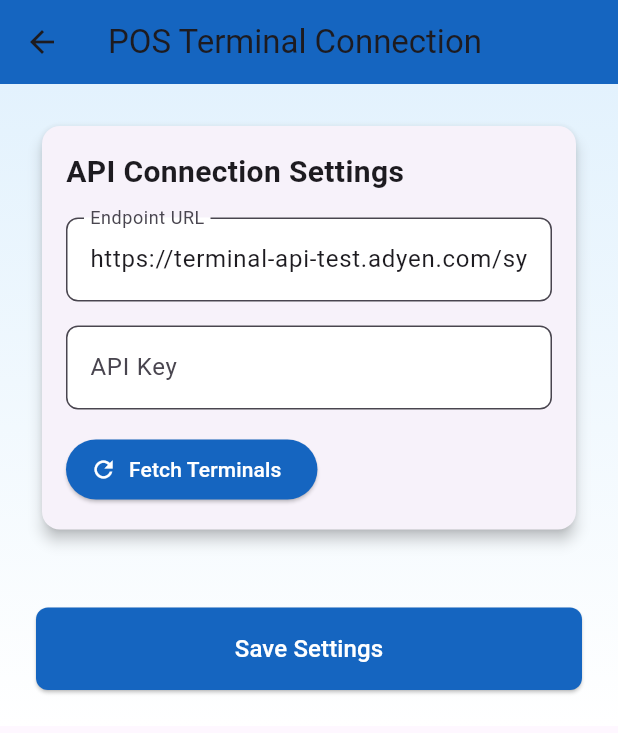
After one commit to aronohilm/Straumur, a Flutter app: the SettingsPage screen opened directly, after a tap on "POS Terminal Connection", on a phone screen of 412 x 824 dp. The commit adds this screen. Shown: the top 733 px of the screen. Run offline on Flutter 3.47's test engine with Material 3 defaults, Android fonts, the phone set to English and light mode, and no system bars; our stand-ins replace fluttertoast, shared_preferences; accounts and stored records are empty.

Commit message:
feat(terminal): add terminal connection page and refactor settings
Introduce a new `TerminalConnectionPage` to manage POS terminal connections, including fetching and saving terminal settings. Refactor the `SettingsPage` to redirect terminal management to the new page. Update UI elements in `main.dart` to use the new terminal settings and improve styling. Add an asset for the terminal symbol and configure the pubspec.yaml to include the assets directory.

```diff
--- a/lib/main.dart
+++ b/lib/main.dart
@@ -142,6 +142,12 @@ class _PaymentScreenState extends State<PaymentScreen> {
       _isLoading = true;
       _response = 'Sending...';
     });
+
+    // Load saved settings
+    final prefs = await SharedPreferences.getInstance();
+    final endpoint = prefs.getString('endpoint') ?? _url;
+    final apiKey = prefs.getString('api_key') ?? _apiKey;
+    final poiId = prefs.getString('selected_terminal') ?? _poiId;
 
     final now = DateTime.now().toUtc();
     final saleId = 'FlutterTest${_saleCounter.toString().padLeft(3, '0')}';
@@ -290,19 +296,18 @@ class _PaymentScreenState extends State<PaymentScreen> {
               child: Row(
                 mainAxisAlignment: MainAxisAlignment.spaceBetween,
                 children: [
-                  // Replace merchant store name with "MERCHANT" in all caps
-                  const Text(
-                    "MERCHANT",
-                    style: TextStyle(
-                      color: Colors.white,
-                      fontSize: 22,
-                      fontWeight: FontWeight.bold,
+                  // Make the image smaller
+                  SizedBox(
+                    width: 60, // Reduced from 80 to 60
+                    child: Image.asset(
+                      'assets/images/Straumur_Symbol_Neon.png',
+                      height: 25, // Reduced from 30 to 25
+                      fit: BoxFit.contain,
                     ),
                   ),
                   Text(_currentTime, style: const TextStyle(color: Colors.white, fontSize: 22)),
                   Row(
                     children: [
-                      const Icon(Icons.wifi, color: Colors.lightGreenAccent, size: 12),
                       const SizedBox(width: 4),
                       GestureDetector(
                         onTap: () {
@@ -312,7 +317,11 @@ class _PaymentScreenState extends State<PaymentScreen> {
                         },
                         child: const Text(
                           'straumur',
-                          style: TextStyle(color: Colors.lightGreenAccent, decoration: TextDecoration.underline, fontSize: 18),
+                          style: TextStyle(
+                            color: Color(0xFFDAFDA3), // Changed from Colors.lightGreenAccent to #DAFDA3
+                            decoration: TextDecoration.underline,
+                            fontSize: 18
+                          ),
                         ),
                       ),
                     ],
@@ -390,14 +399,14 @@ class _PaymentScreenState extends State<PaymentScreen> {
             ),
 
             // Reduce height between keypad and send button
-            const SizedBox(height: 20), // Reduced from 60 to 20
+            const SizedBox(height: 40), // Reduced from 60 to 20
 
             // Reduce the height of the send button
             Padding(
               padding: const EdgeInsets.all(10), // Keep at 10
               child: SizedBox(
                 width: double.infinity,
-                height: 60, // Reduced from 70 to 60
+                height: 50, // Reduced from 70 to 60
                 child: ElevatedButton(
                   onPressed: _isLoading ? null : _sendPayment,
                   style: ElevatedButton.styleFrom(
--- a/lib/settings.dart
+++ b/lib/settings.dart
@@ -4,6 +4,7 @@ import 'dart:convert';
 import 'package:flutter/services.dart' show rootBundle;
 import 'logs_page.dart';
 import 'login_page.dart';
+import 'terminal_connection_page.dart';  // Make sure this import is added
 
 class SettingsPage extends StatefulWidget {
   const SettingsPage({super.key});
@@ -13,105 +14,49 @@ class SettingsPage extends StatefulWidget {
 }
 
 class _SettingsPageState extends State<SettingsPage> {
-  List<String> _posTerminals = [];
-  String? _selectedTerminal;
-
   @override
   void initState() {
     super.initState();
-    _fetchTerminals();
-    _loadSelectedTerminal();
-  }
-
-  Future<void> _fetchTerminals() async {
-    // Replace with your API call if needed
-    final String data = await rootBundle.loadString('assets/terminals.json');
-    final List<dynamic> terminals = jsonDecode(data);
-    setState(() {
-      _posTerminals = terminals.cast<String>();
-      if (_posTerminals.isNotEmpty && _selectedTerminal == null) {
-        _selectedTerminal = _posTerminals[0];
-      }
-    });
-  }
-
-  Future<void> _loadSelectedTerminal() async {
-    final prefs = await SharedPreferences.getInstance();
-    setState(() {
-      _selectedTerminal = prefs.getString('selected_terminal') ?? _posTerminals[0];
-    });
-  }
-
-  Future<void> _saveSelectedTerminal(String? terminal) async {
-    final prefs = await SharedPreferences.getInstance();
-    if (terminal != null) {
-      await prefs.setString('selected_terminal', terminal);
-    }
+    // Removed terminal loading methods
   }
 
   @override
   Widget build(BuildContext context) {
     return Scaffold(
       appBar: AppBar(
-        title: const Text('Settings'),
-        backgroundColor: Colors.blue[800],
+        title: const Text('Settings', style: TextStyle(color: Colors.white)),
+        leading: IconButton(
+          icon: const Icon(Icons.arrow_back, color: Colors.white),
+          onPressed: () => Navigator.of(context).pop(),
+        ),
+        backgroundColor: const Color(0xFF002244), // Match main page color
       ),
       body: Container(
-        decoration: BoxDecoration(
-          gradient: LinearGradient(
-            begin: Alignment.topCenter,
-            end: Alignment.bottomCenter,
-            colors: [Colors.blue[50]!, Colors.white],
-          ),
-        ),
+        color: const Color(0xFF002244), // Match main page background
         child: Padding(
           padding: const EdgeInsets.all(24.0),
           child: Column(
             crossAxisAlignment: CrossAxisAlignment.start,
             children: [
+              // POS Terminal Connection card
               Card(
                 elevation: 4,
                 shape: RoundedRectangleBorder(
                   borderRadius: BorderRadius.circular(12),
                 ),
-                child: Padding(
-                  padding: const EdgeInsets.all(16.0),
-                  child: Column(
-                    crossAxisAlignment: CrossAxisAlignment.start,
-                    children: [
-                      const Text(
-                        'Select POS Terminal',
-                        style: TextStyle(fontSize: 20, fontWeight: FontWeight.bold),
-                      ),
-                      const SizedBox(height: 16),
-                      DropdownButtonFormField<String>(
-                        value: _selectedTerminal,
-                        items: _posTerminals
-                            .map((terminal) => DropdownMenuItem(
-                                  value: terminal,
-                                  child: Text(terminal),
-                                ))
-                            .toList(),
-                        onChanged: (value) {
-                          setState(() {
-                            _selectedTerminal = value;
-                          });
-                          _saveSelectedTerminal(value);
-                        },
-                        decoration: InputDecoration(
-                          border: OutlineInputBorder(
-                            borderRadius: BorderRadius.circular(8),
-                          ),
-                          filled: true,
-                          fillColor: Colors.white,
-                          labelText: 'POS Terminal',
-                        ),
-                      ),
-                    ],
-                  ),
+                child: ListTile(
+                  leading: Icon(Icons.settings_remote, color: Colors.blue[800]),
+                  title: const Text('POS Terminal Connection'),
+                  trailing: const Icon(Icons.arrow_forward_ios, size: 16),
+                  onTap: () {
+                    Navigator.of(context).push(
+                      MaterialPageRoute(builder: (context) => const TerminalConnectionPage()),
+                    );
+                  },
                 ),
               ),
-              const SizedBox(height: 24),
+              const SizedBox(height: 16),
+              // Transaction Logs card
               Card(
                 elevation: 4,
                 shape: RoundedRectangleBorder(
@@ -128,9 +73,7 @@ class _SettingsPageState extends State<SettingsPage> {
                   },
                 ),
               ),
-              const Divider(height: 32),
-              // Sign Out button removed as login page is deactivated
-              // You can add more settings widgets here
+              // You can add more settings options here
             ],
           ),
         ),
--- /dev/null
+++ b/lib/terminal_connection_page.dart
@@ -0,0 +1,337 @@
+import 'package:flutter/material.dart';
+import 'package:http/http.dart' as http;
+import 'dart:convert';
+import 'package:shared_preferences/shared_preferences.dart';
+import 'package:fluttertoast/fluttertoast.dart';
+
+class TerminalConnectionPage extends StatefulWidget {
+  const TerminalConnectionPage({super.key});
+
+  @override
+  State<TerminalConnectionPage> createState() => _TerminalConnectionPageState();
+}
+
+class _TerminalConnectionPageState extends State<TerminalConnectionPage> {
+  final _formKey = GlobalKey<FormState>();
+  final TextEditingController _endpointController = TextEditingController();
+  final TextEditingController _apiKeyController = TextEditingController();
+
+  List<String> _terminals = [];
+  String? _selectedTerminal;
+  bool _isLoading = false;
+  String? _errorMessage;
+
+  @override
+  void initState() {
+    super.initState();
+    _loadSavedSettings();
+  }
+
+  Future<void> _loadSavedSettings() async {
+    setState(() {
+      _isLoading = true;
+    });
+
+    try {
+      final prefs = await SharedPreferences.getInstance();
+
+      setState(() {
+        _endpointController.text = prefs.getString('endpoint') ?? 'https://terminal-api-test.adyen.com/sync';
+        _apiKeyController.text = prefs.getString('api_key') ?? '';
+        _selectedTerminal = prefs.getString('selected_terminal');
+      });
+
+      // If we have endpoint and API key, fetch terminals
+      if (_endpointController.text.isNotEmpty && _apiKeyController.text.isNotEmpty) {
+        await _fetchTerminals();
+      }
+    } catch (e) {
+      _showToast('Error loading settings: $e');
+    } finally {
+      setState(() {
+        _isLoading = false;
+      });
+    }
+  }
+
+  Future<void> _fetchTerminals() async {
+    setState(() {
+      _isLoading = true;
+      _errorMessage = null;
+    });
+
+    try {
+      // Endpoint for getting terminals
+      final terminalsEndpoint = _endpointController.text.replaceAll('/sync', '/terminals');
+
+      final response = await http.get(
+        Uri.parse(terminalsEndpoint),
+        headers: {
+          'Content-Type': 'application/json',
+          'X-API-Key': _apiKeyController.text,
+        },
+      );
+
+      if (response.statusCode == 200) {
+        final data = jsonDecode(response.body);
+
+        if (data['terminals'] != null && data['terminals'] is List) {
+          final List<dynamic> terminalsList = data['terminals'];
+
+          setState(() {
+            _terminals = terminalsList
+                .map((terminal) => terminal['terminal_id'].toString())
+                .toList()
+                .cast<String>();
+
+            // If we have terminals and no selection yet, select the first one
+            if (_terminals.isNotEmpty && _selectedTerminal == null) {
+              _selectedTerminal = _terminals[0];
+            } else if (_selectedTerminal != null && !_terminals.contains(_selectedTerminal)) {
+              // If the previously selected terminal is no longer available
+              _selectedTerminal = _terminals.isNotEmpty ? _terminals[0] : null;
+            }
+          });
+
+          _showToast('Found ${_terminals.length} terminals');
+        } else {
+          setState(() {
+            _errorMessage = 'No terminals found in the response';
+            _terminals = [];
+          });
+        }
+      } else {
+        setState(() {
+          _errorMessage = 'Error fetching terminals: ${response.statusCode} - ${response.body}';
+          _terminals = [];
+        });
+      }
+    } catch (e) {
+      setState(() {
+        _errorMessage = 'Network error: $e';
+        _terminals = [];
+      });
+    } finally {
+      setState(() {
+        _isLoading = false;
+      });
+    }
+  }
+
+  Future<void> _saveSettings() async {
+    if (!_formKey.currentState!.validate()) {
+      return;
+    }
+
+    setState(() {
+      _isLoading = true;
+    });
+
+    try {
+      final prefs = await SharedPreferences.getInstance();
+
+      await prefs.setString('endpoint', _endpointController.text);
+      await prefs.setString('api_key', _apiKeyController.text);
+
+      if (_selectedTerminal != null) {
+        await prefs.setString('selected_terminal', _selectedTerminal!);
+      }
+
+      _showToast('Settings saved successfully');
+
+      if (!mounted) return;
+      Navigator.pop(context);
+    } catch (e) {
+      _showToast('Error saving settings: $e');
+    } finally {
+      setState(() {
+        _isLoading = false;
+      });
+    }
+  }
+
+  void _showToast(String message) {
+    Fluttertoast.showToast(
+      msg: message,
+      toastLength: Toast.LENGTH_SHORT,
+      gravity: ToastGravity.BOTTOM,
+      backgroundColor: Colors.black87,
+      textColor: Colors.white,
+    );
+  }
+
+  @override
+  Widget build(BuildContext context) {
+    return Scaffold(
+      appBar: AppBar(
+        title: const Text('POS Terminal Connection'),
+        backgroundColor: Colors.blue[800],
+      ),
+      body: Container(
+        decoration: BoxDecoration(
+          gradient: LinearGradient(
+            begin: Alignment.topCenter,
+            end: Alignment.bottomCenter,
+            colors: [Colors.blue[50]!, Colors.white],
+          ),
+        ),
+        child: Padding(
+          padding: const EdgeInsets.all(24.0),
+          child: Form(
+            key: _formKey,
+            child: SingleChildScrollView(
+              child: Column(
+                crossAxisAlignment: CrossAxisAlignment.start,
+                children: [
+                  Card(
+                    elevation: 4,
+                    shape: RoundedRectangleBorder(
+                      borderRadius: BorderRadius.circular(12),
+                    ),
+                    child: Padding(
+                      padding: const EdgeInsets.all(16.0),
+                      child: Column(
+                        crossAxisAlignment: CrossAxisAlignment.start,
+                        children: [
+                          const Text(
+                            'API Connection Settings',
+                            style: TextStyle(fontSize: 20, fontWeight: FontWeight.bold),
+                          ),
+                          const SizedBox(height: 16),
+                          TextFormField(
+                            controller: _endpointController,
+                            decoration: InputDecoration(
+                              labelText: 'Endpoint URL',
+                              border: OutlineInputBorder(
+                                borderRadius: BorderRadius.circular(8),
+                              ),
+                              filled: true,
+                              fillColor: Colors.white,
+                            ),
+                            validator: (value) {
+                              if (value == null || value.isEmpty) {
+                                return 'Please enter an endpoint URL';
+                              }
+                              if (!value.startsWith('http')) {
+                                return 'URL must start with http:// or https://';
+                              }
+                              return null;
+                            },
+                          ),
+                          const SizedBox(height: 16),
+                          TextFormField(
+                            controller: _apiKeyController,
+                            decoration: InputDecoration(
+                              labelText: 'API Key',
+                              border: OutlineInputBorder(
+                                borderRadius: BorderRadius.circular(8),
+                              ),
+                              filled: true,
+                              fillColor: Colors.white,
+                            ),
+                            obscureText: true,
+                            validator: (value) {
+                              if (value == null || value.isEmpty) {
+                                return 'Please enter an API key';
+                              }
+                              return null;
+                            },
+                          ),
+                          const SizedBox(height: 16),
+                          ElevatedButton.icon(
+                            onPressed: _isLoading ? null : _fetchTerminals,
+                            icon: const Icon(Icons.refresh),
+                            label: const Text('Fetch Terminals'),
+                            style: ElevatedButton.styleFrom(
+                              backgroundColor: Colors.blue[800],
+                              foregroundColor: Colors.white,
+                            ),
+                          ),
+                        ],
+                      ),
+                    ),
+                  ),
+                  const SizedBox(height: 24),
+                  if (_isLoading)
+                    const Center(child: CircularProgressIndicator()),
+                  if (_errorMessage != null)
+                    Card(
+                      color: Colors.red[100],
+                      child: Padding(
+                        padding: const EdgeInsets.all(16.0),
+                        child: Text(
+                          _errorMessage!,
+                          style: TextStyle(color: Colors.red[900]),
+                        ),
+                      ),
+                    ),
+                  if (_terminals.isNotEmpty)
+                    Card(
+                      elevation: 4,
+                      shape: RoundedRectangleBorder(
+                        borderRadius: BorderRadius.circular(12),
+                      ),
+                      child: Padding(
+                        padding: const EdgeInsets.all(16.0),
+                        child: Column(
+                          crossAxisAlignment: CrossAxisAlignment.start,
+                          children: [
+                            const Text(
+                              'Select Terminal',
+                              style: TextStyle(fontSize: 20, fontWeight: FontWeight.bold),
+                            ),
+                            const SizedBox(height: 16),
+                            DropdownButtonFormField<String>(
+                              value: _selectedTerminal,
+                              items: _terminals
+                                  .map((terminal) => DropdownMenuItem(
+                                        value: terminal,
+                                        child: Text(terminal),
+                                      ))
+                                  .toList(),
+                              onChanged: (value) {
+                                setState(() {
+                                  _selectedTerminal = value;
+                                });
+                              },
+                              decoration: InputDecoration(
+                                border: OutlineInputBorder(
+                                  borderRadius: BorderRadius.circular(8),
+                                ),
+                                filled: true,
+                                fillColor: Colors.white,
+                                labelText: 'POS Terminal',
+                              ),
+                            ),
+                          ],
+                        ),
+                      ),
+                    ),
+                  const SizedBox(height: 24),
+                  SizedBox(
+                    width: double.infinity,
+                    child: ElevatedButton(
+                      onPressed: _isLoading ? null : _saveSettings,
+                      style: ElevatedButton.styleFrom(
+                        backgroundColor: Colors.blue[800],
+                        foregroundColor: Colors.white,
+                        padding: const EdgeInsets.symmetric(vertical: 16),
+                        shape: RoundedRectangleBorder(
+                          borderRadius: BorderRadius.circular(8),
+                        ),
+                      ),
+                      child: const Text(
+                        'Save Settings',
+                        style: TextStyle(fontSize: 16),
+                      ),
+                    ),
+                  ),
+                ],
+              ),
+            ),
+          ),
+        ),
+      ),
+    );
+  }
+}
--- a/pubspec.yaml
+++ b/pubspec.yaml
@@ -63,6 +63,10 @@ flutter:
   # the material Icons class.
   uses-material-design: true
 
+
+  assets:
+    - assets/images/
+
   # To add assets to your application, add an assets section, like this:
   # assets:
   #   - images/a_dot_burr.jpeg
```
Also changed, not shown: assets/images/Straumur_Symbol_Neon.png (added).
